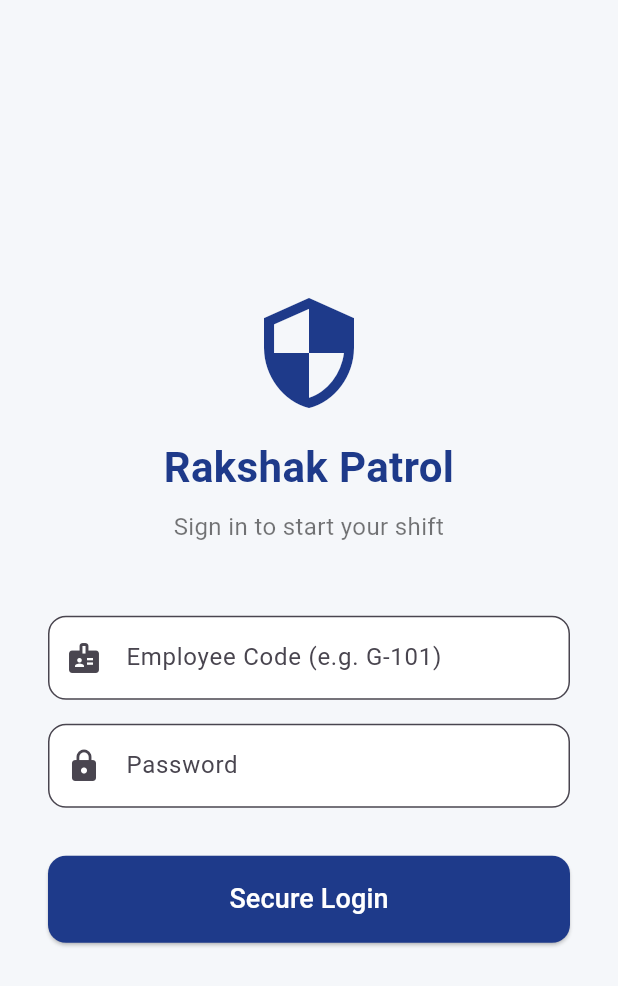
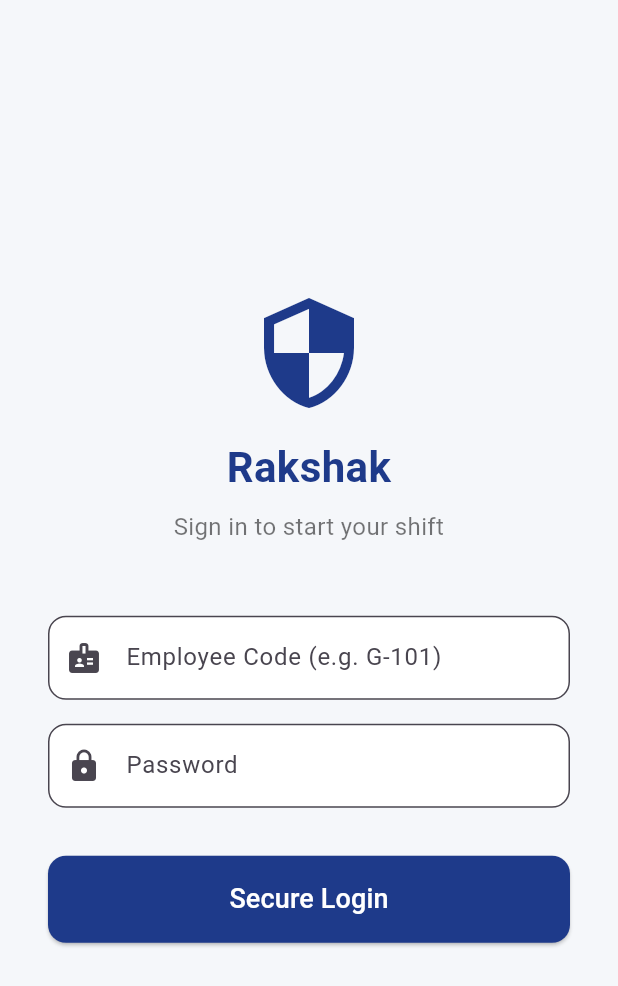
Before and after one commit to spandangrasim-design/RakshakApp, a Flutter app: the screen it shows after launch, on a phone screen of 412 x 824 dp. Shown: the top 986 px of the screen. Run offline on Flutter 3.47's test engine with Material 3 defaults, Android fonts, the phone set to English and light mode, and no system bars; our stand-ins replace camera, connectivity_plus, geolocator, image_picker, shared_preferences, sqflite; missing offline and left inert: mobile_scanner, system_clock; accounts and stored records are empty.

Commit message:
Fix cameraa issue and incident issue

```diff
--- a/rakshak_mobile/lib/screens/login_screen.dart
+++ b/rakshak_mobile/lib/screens/login_screen.dart
@@ -65,7 +65,7 @@ class _LoginScreenState extends State<LoginScreen> {
               const Icon(Icons.security, size: 80, color: Color(0xFF1E3A8A)),
               const SizedBox(height: 16),
               const Text(
-                'Rakshak Patrol',
+                'Rakshak',
                 textAlign: TextAlign.center,
                 style: TextStyle(
                   fontSize: 28,
--- a/rakshak_mobile/lib/screens/qr_scanner_screen.dart
+++ b/rakshak_mobile/lib/screens/qr_scanner_screen.dart
@@ -95,7 +95,7 @@ class _QrScannerScreenState extends State<QrScannerScreen> with WidgetsBindingOb
           MobileScanner(
             controller: _scannerController,
             onDetect: _onDetect,
-            errorBuilder: (context, error) {
+            errorBuilder: (context, error, child) {
               return Center(
                 child: Padding(
                   padding: const EdgeInsets.all(24.0),
```
